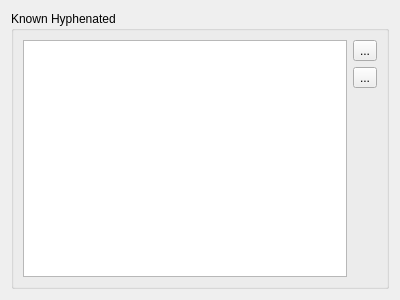
First picture: the form in Preferences/UI/KnownHyphenated.ui, repository towel42-com/MediaManager, before the edit.
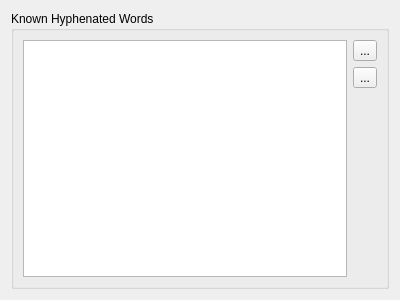
Second picture: the form after the edit. Icons and pictures are not drawn.

Commit message: Tweak naming of the known hyphenated words dialog

Diff of the .ui file:
```diff
--- a/Preferences/UI/KnownHyphenated.ui
+++ b/Preferences/UI/KnownHyphenated.ui
@@ -17,7 +17,7 @@
    <item>
     <widget class="QGroupBox" name="groupBox_3">
      <property name="title">
-      <string>Known Hyphenated</string>
+      <string>Known Hyphenated Words</string>
      </property>
      <layout class="QGridLayout" name="gridLayout_9">
       <item row="0" column="1">
```
